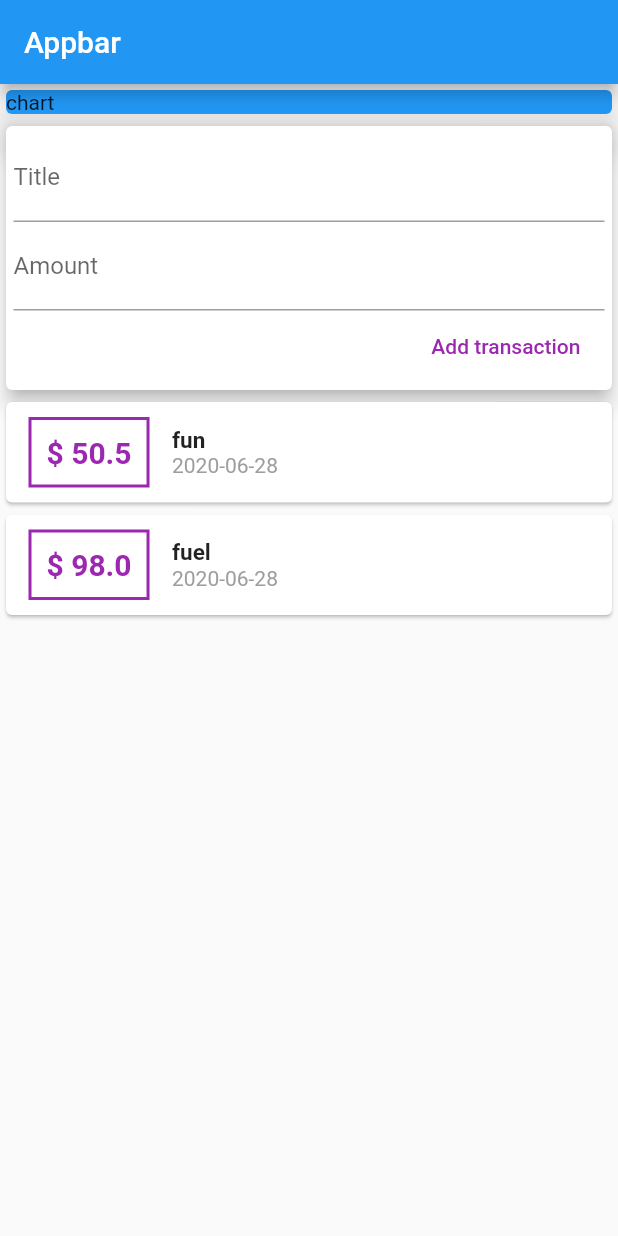
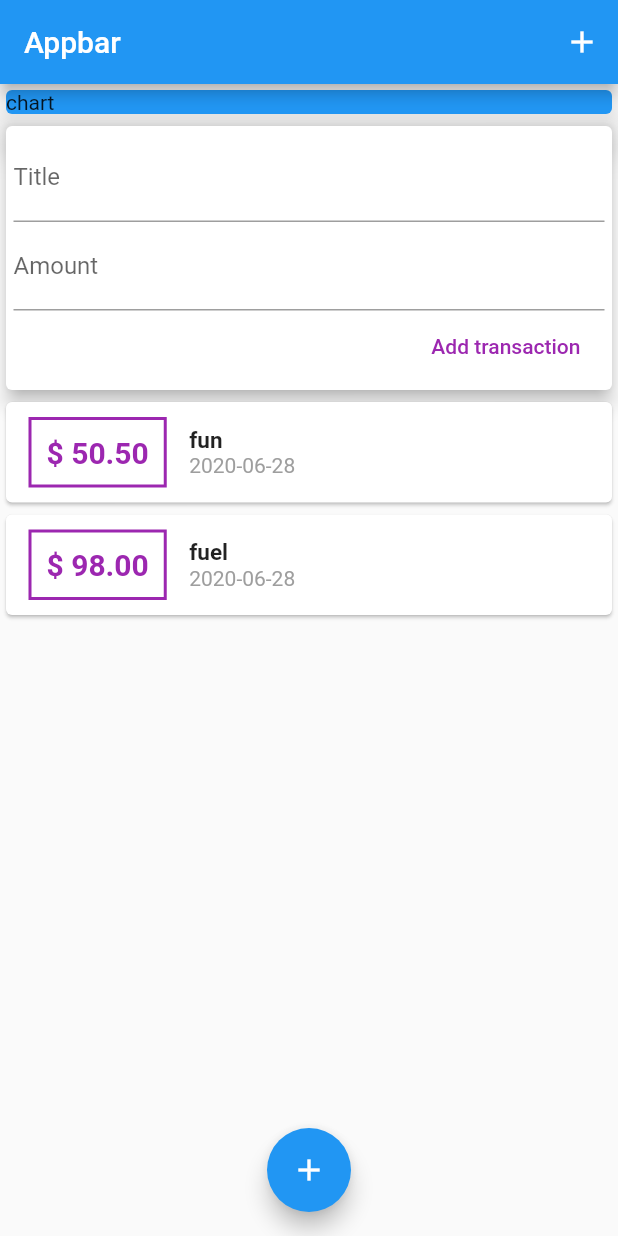
Before and after one commit to nomanshaikh17/expense-tracker-app-flutter, a Flutter app: the screen it shows after launch, after a tap on "Add transaction", on a phone screen of 412 x 824 dp. Run offline on Flutter 3.47's test engine with Material 2 defaults, Android fonts, the phone set to English and light mode, and no system bars.

Commit message:
completed till lecture 90

```diff
--- a/lib/main.dart
+++ b/lib/main.dart
@@ -1,5 +1,6 @@
 import 'package:flutter/material.dart';
 import './widgets/user_transactions.dart';
+
 void main() => runApp(MyApp());
 
 class MyApp extends StatelessWidget {
@@ -9,6 +10,12 @@ class MyApp extends StatelessWidget {
       home: Scaffold(
         appBar: AppBar(
           title: Text("Appbar"),
+          actions: <Widget>[
+            IconButton(
+              icon: Icon(Icons.add),
+              onPressed: () {},
+            ),
+          ],
         ),
         body: Column(
           mainAxisAlignment: MainAxisAlignment.start,
@@ -24,6 +31,10 @@ class MyApp extends StatelessWidget {
             UserTransactions(),
           ],
         ),
+        floatingActionButtonLocation: FloatingActionButtonLocation.centerFloat,
+        floatingActionButton: FloatingActionButton(
+          child: Icon(Icons.add),
+        ),
       ),
     );
   }
--- a/lib/widgets/new_tranaction.dart
+++ b/lib/widgets/new_tranaction.dart
@@ -1,3 +1,4 @@
+import 'package:flutter/cupertino.dart';
 import 'package:flutter/material.dart';
 
 class NewTransaction extends StatelessWidget {
@@ -7,6 +8,18 @@ class NewTransaction extends StatelessWidget {
   final Function addNewTransaction;
 
   NewTransaction(this.addNewTransaction);
+
+  void onSubmit() {
+    final title = titleController.text;
+    final amount = double.parse(amountController.text);
+    if (title.isEmpty || amount <= 0) {
+      return;
+    }
+    addNewTransaction(
+      title,
+      amount,
+    );
+  }
 
   @override
   Widget build(BuildContext context) {
@@ -22,24 +35,22 @@ class NewTransaction extends StatelessWidget {
                 labelText: 'Title',
               ),
               controller: titleController,
+              onSubmitted: (_) => onSubmit(),
             ),
             TextField(
               decoration: InputDecoration(
                 labelText: 'Amount',
               ),
               controller: amountController,
+              keyboardType: TextInputType.number,
+              onSubmitted: (_) => onSubmit(),
             ),
             FlatButton(
               child: Text(
                 "Add transaction",
               ),
               textColor: Colors.purple,
-              onPressed: () {
-                addNewTransaction(
-                  titleController.text,
-                  double.parse(amountController.text),
-                );
-              },
+              onPressed: onSubmit,
             )
           ],
         ),
--- a/lib/widgets/transactions_list.dart
+++ b/lib/widgets/transactions_list.dart
@@ -10,7 +10,7 @@ class TransactionList extends StatelessWidget {
   @override
   Widget build(BuildContext context) {
     return Container(
-      height: 200,
+      height: 250,
       child: ListView.builder(
         itemBuilder: (context,index){
           return Card(
@@ -29,7 +29,7 @@ class TransactionList extends StatelessWidget {
                   ),
                   padding: EdgeInsets.all(10),
                   child: Text(
-                    '\$ ${transaction[index].amount}',
+                    '\$ ${transaction[index].amount.toStringAsFixed(2)}',
                     style: TextStyle(
                       fontWeight: FontWeight.bold,
                       fontSize: 20,
```
